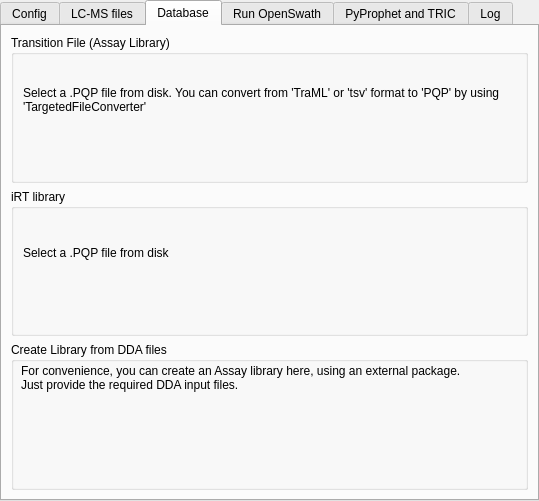
First picture: the form in src/openms_gui/source/VISUAL/DIALOGS/SwathTabWidget.ui, repository OpenMS/OpenMS-TOPP-GUI, before the edit.
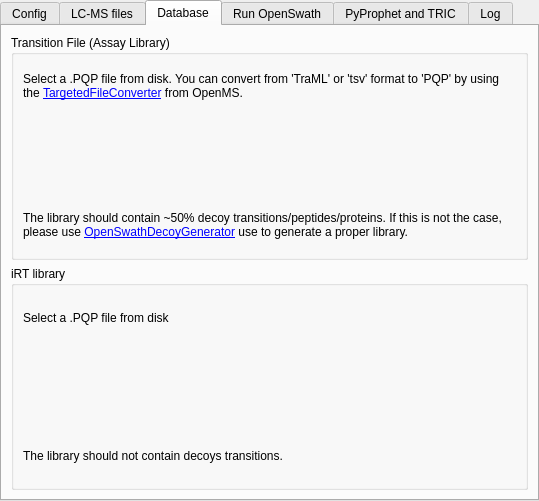
Second picture: the form after the edit. The open tabs and pages were chosen to show the change. Custom widgets are drawn as their Qt base class.

Commit message: [FEATURE] show summary statistics about a TargetedExperiment

What changed in the file:
```diff
--- a/src/openms_gui/source/VISUAL/DIALOGS/SwathTabWidget.ui
+++ b/src/openms_gui/source/VISUAL/DIALOGS/SwathTabWidget.ui
@@ -149,7 +149,7 @@
          <item>
           <widget class="QLabel" name="label_3">
            <property name="text">
-            <string>Select a .PQP file from disk. You can convert from 'TraML' or 'tsv' format to 'PQP' by using 'TargetedFileConverter'</string>
+            <string>&lt;html&gt;&lt;head/&gt;&lt;body&gt;&lt;p&gt;Select a .PQP file from disk. You can convert from 'TraML' or 'tsv' format to 'PQP' by using the &lt;a href=&quot;http://www.openms.de/documentation/UTILS_TargetedFileConverter.html&quot;&gt;&lt;span style=&quot; text-decoration: underline; color:#0000ff;&quot;&gt;TargetedFileConverter&lt;/span&gt;&lt;/a&gt; from OpenMS.&lt;/p&gt;&lt;/body&gt;&lt;/html&gt;</string>
            </property>
            <property name="wordWrap">
             <bool>true</bool>
@@ -175,6 +175,19 @@
            </property>
           </widget>
          </item>
+         <item>
+          <widget class="SwathLibraryStats" name="input_tr_stats" native="true"/>
+         </item>
+         <item>
+          <widget class="QLabel" name="label_9">
+           <property name="text">
+            <string>&lt;html&gt;&lt;head/&gt;&lt;body&gt;&lt;p&gt;The library should contain ~50% decoy transitions/peptides/proteins. If this is not the case, please use &lt;a href=&quot;http://www.openms.de/documentation/TOPP_OpenSwathDecoyGenerator.html&quot;&gt;&lt;span style=&quot; text-decoration: underline; color:#0000ff;&quot;&gt;OpenSwathDecoyGenerator&lt;/span&gt;&lt;/a&gt; use to generate a proper library.&lt;/p&gt;&lt;/body&gt;&lt;/html&gt;</string>
+           </property>
+           <property name="wordWrap">
+            <bool>true</bool>
+           </property>
+          </widget>
+         </item>
         </layout>
        </widget>
       </item>
@@ -210,36 +223,19 @@
            </property>
           </widget>
          </item>
+         <item>
+          <widget class="SwathLibraryStats" name="input_iRT_stats" native="true"/>
+         </item>
+         <item>
+          <widget class="QLabel" name="label_10">
+           <property name="text">
+            <string>The library should not contain decoys transitions. </string>
+           </property>
+          </widget>
+         </item>
         </layout>
        </widget>
       </item>
-      <item>
-       <widget class="QGroupBox" name="groupBox_3">
-        <property name="sizePolicy">
-         <sizepolicy hsizetype="Expanding" vsizetype="Preferred">
-          <horstretch>0</horstretch>
-          <verstretch>0</verstretch>
-         </sizepolicy>
-        </property>
-        <property name="title">
-         <string>Create Library from DDA files</string>
-        </property>
-        <widget class="QLabel" name="label">
-         <property name="geometry">
-          <rect>
-           <x>10</x>
-           <y>20</y>
-           <width>451</width>
-           <height>31</height>
-          </rect>
-         </property>
-         <property name="text">
-          <string>For convenience, you can create an Assay library here, using an external package.
-Just provide the required DDA input files.</string>
-         </property>
-        </widget>
-       </widget>
-      </item>
      </layout>
     </item>
    </layout>
@@ -470,6 +466,12 @@
    <header>OpenMS/VISUAL/OutputDirectory.h</header>
    <container>1</container>
   </customwidget>
+  <customwidget>
+   <class>SwathLibraryStats</class>
+   <extends>QWidget</extends>
+   <header>OpenMS/VISUAL/SwathLibraryStats.h</header>
+   <container>1</container>
+  </customwidget>
  </customwidgets>
  <resources/>
  <connections/>
```
Left out of the diff: 4 changed lines with no effect on the pictures. The commit also changes 9 other files.
